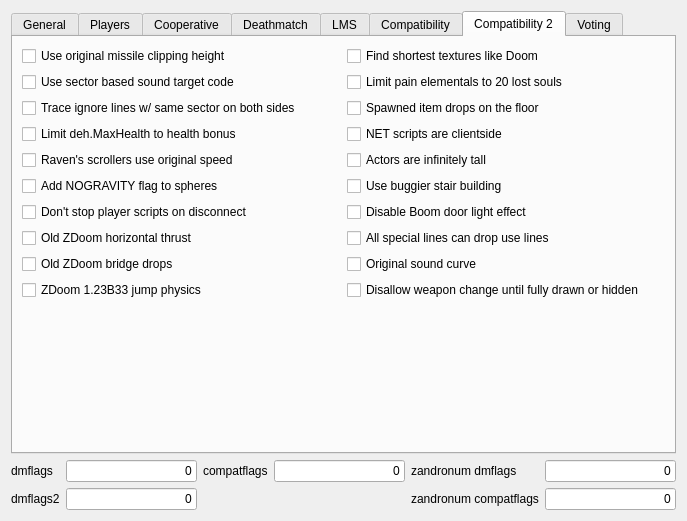
Above: src/plugins/zandronum/createserverdialogpages/flagspage.ui from Destroyerrrocket/doomseeker-unofficial before the change. Below: the same form after it.
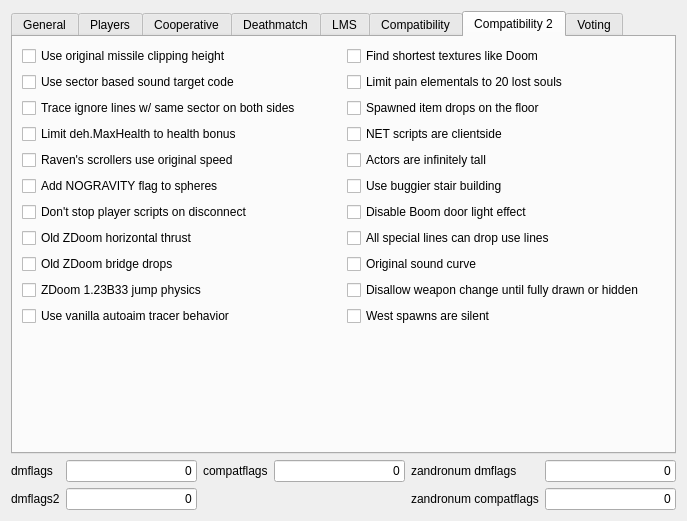
That is the form after the change. The open tabs and pages were chosen to show the change. Custom widgets are drawn as their Qt base class.

Commit message: - Zandronum: Added support for new Zandronum compatflags.

```diff
--- a/src/plugins/zandronum/createserverdialogpages/flagspage.ui
+++ b/src/plugins/zandronum/createserverdialogpages/flagspage.ui
@@ -1627,6 +1627,16 @@
              </property>
             </widget>
            </item>
+           <item>
+            <widget class="QCheckBox" name="cbCompatUseVanillaAutoaimTracerBehavior">
+             <property name="toolTip">
+              <string>&lt;html&gt;&lt;head/&gt;&lt;p&gt;Zandronum uses more tracers to fill in the gaps, this reverts it to vanilla's 3 tracer behavior&lt;/p&gt;&lt;/body&gt;&lt;/html&gt;</string>
+             </property>
+             <property name="text">
+              <string>Use vanilla autoaim tracer behavior</string>
+             </property>
+            </widget>
+           </item>
           </layout>
          </item>
          <item>
@@ -1717,6 +1727,13 @@
              </property>
             </widget>
            </item>
+           <item>
+            <widget class="QCheckBox" name="cbCompatWestSpawnsAreSilent">
+             <property name="text">
+              <string>West spawns are silent</string>
+             </property>
+            </widget>
+           </item>
           </layout>
          </item>
         </layout>
```
Left out of the diff: 49 changed lines with no effect on the pictures. The commit also changes 1 other file.
